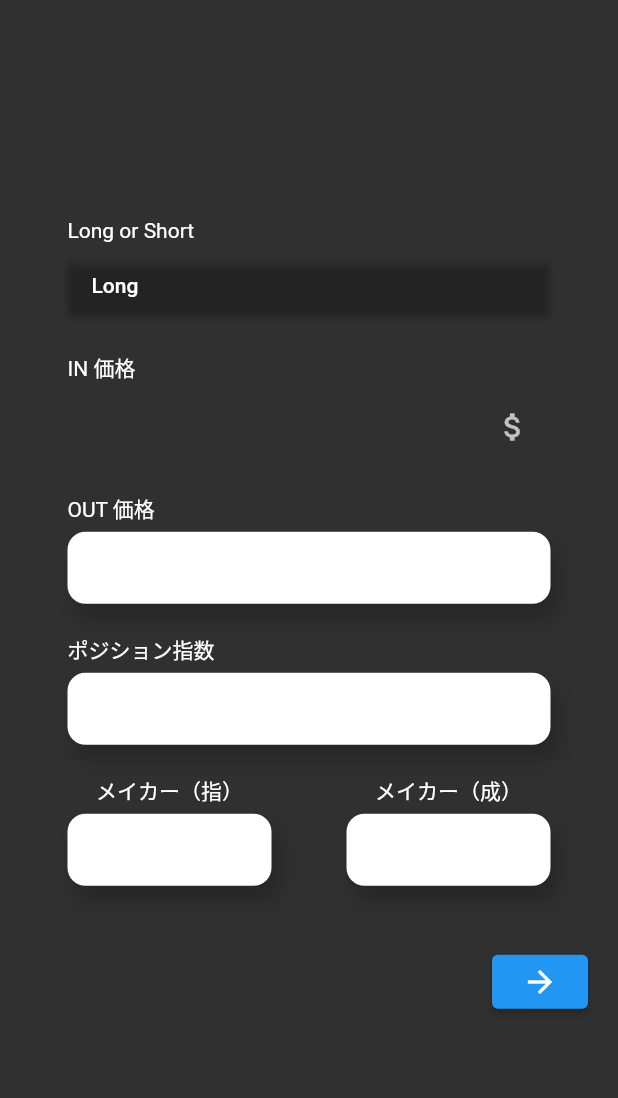
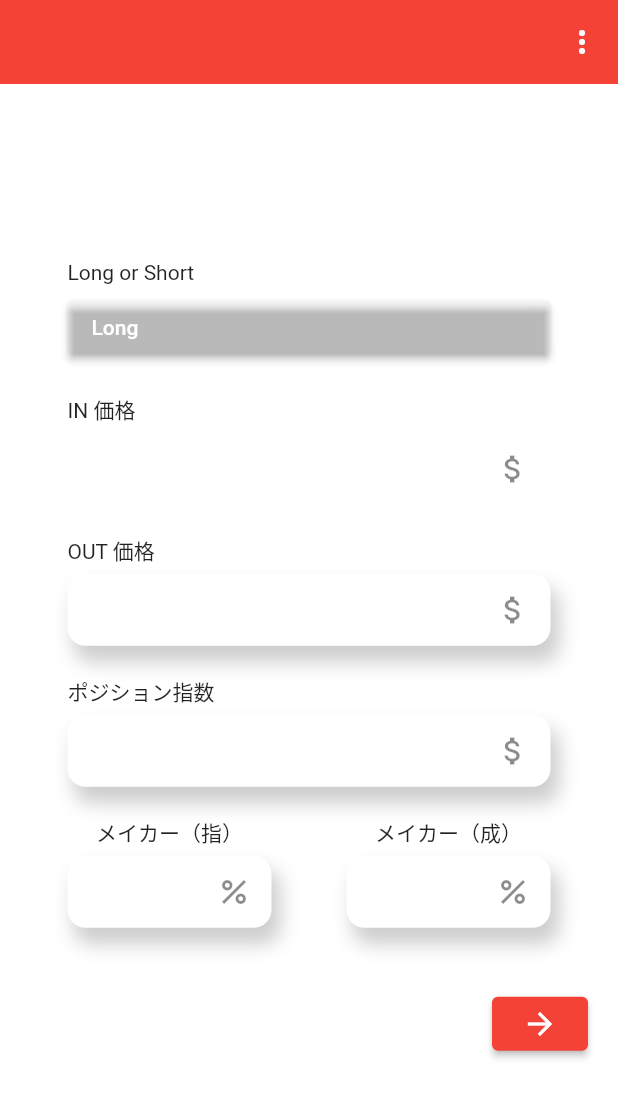
Before and after one commit to yuto-osawa6/yochan_app, a Flutter app: the screen it shows after launch, on a phone screen of 412 x 824 dp. Shown: the top 1098 px of the screen. Run offline on Flutter 3.47's test engine with Material 2 defaults, Android fonts, the phone set to English and light mode, and no system bars; our stand-ins replace dio, flutter_hooks, flutter_riverpod, freezed_annotation, hooks_riverpod; missing offline and left inert: dart:ffi.

Commit message:
flutter theme method

```diff
--- a/lib/main.dart
+++ b/lib/main.dart
@@ -4,6 +4,7 @@ import 'package:yochan/model/task.dart';
 import 'package:yochan/theme/youchan_theme.dart';
 import 'package:yochan/ui/page/home/home.dart';
 import 'package:yochan/view_model/task_view_model.dart';
+import 'package:yochan/view_model/theme_viewmodel.dart';
 import 'package:yochan/youchan.dart';
 
 
@@ -14,8 +15,16 @@ void main() {
 
 class MyApp extends HookConsumerWidget {
   // const MyApp({Key? key}) : super(key: key);
+  final theme = [
+    Theme1,
+    ThemeData.light(),
+    ThemeData.dark(),
+  ];
   @override
   Widget build(BuildContext context, WidgetRef ref) {
+    final _ThemeState = ref.watch(ThemeProvider);
+    print(theme[1]);
+
     return MaterialApp(
       debugShowCheckedModeBanner: false,
       title: 'Flutter MVVM',
@@ -25,7 +34,7 @@ class MyApp extends HookConsumerWidget {
       // ),
       // theme: ThemeData.light(),
       darkTheme: ThemeData.dark(),
-      theme: ThemeData.dark(),
+      theme:theme[_ThemeState.number],
       home: YouChanWidget(),
     );
   }
--- a/lib/youchan.dart
+++ b/lib/youchan.dart
@@ -1,6 +1,7 @@
 import 'package:flutter/material.dart';
 import 'package:flutter_hooks/flutter_hooks.dart';
 import 'package:hooks_riverpod/hooks_riverpod.dart';
+import 'package:yochan/YouchanThemeSelect.dart';
 import 'package:yochan/service/youchan_client.dart';
 import 'package:yochan/view_model/youchan_vm.dart';
 import 'package:yochan/youchanDialog.dart';
@@ -25,6 +26,17 @@ class YouChanWidget extends HookConsumerWidget {
     //   _initAsync();
     // },[]);
     return Scaffold(
+      appBar: AppBar(
+        actions: [
+            // IconButton(icon: Icon(Icons.search), onPressed: () {}),
+            IconButton(icon: Icon(Icons.more_vert),
+            onPressed: () async{
+              await YouchanThemeSelect(context, ref);
+            },),
+        ],
+        elevation: 0,
+        // backgroundColor: Colors.transparent,
+      ),
       // backgroundColor: Colors.orange,
       body: Center(
           child: Container(
```
Also changed, not shown: lib/YouchanThemeSelect.dart (added, +55 -0 lines), lib/view_model/theme_viewmodel.dart (+5 -5 lines).
